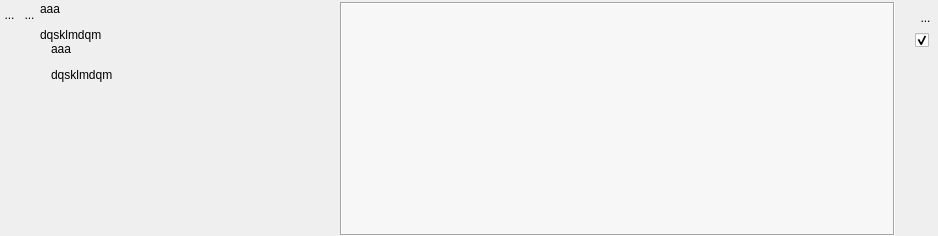
This is UiQT4/desWidgetPlusieursInto.ui in SalomePlatform/eficas_tools as Qt 5 draws it before an edit. The edited form follows.
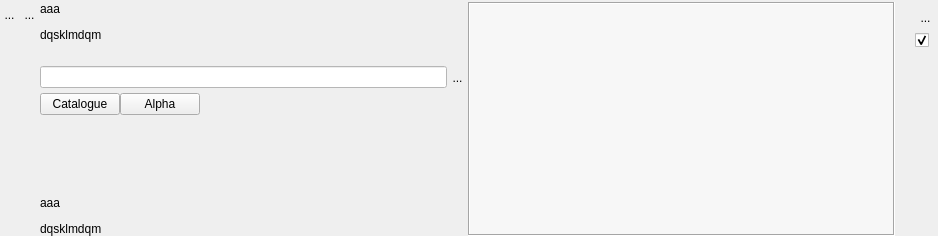
This is the edited form. Icons and pictures are not drawn. Custom widgets are drawn as their Qt base class.

```diff
--- a/UiQT4/desWidgetPlusieursInto.ui
+++ b/UiQT4/desWidgetPlusieursInto.ui
@@ -180,6 +180,70 @@
        </property>
       </widget>
      </item>
+     <item>
+      <spacer name="verticalSpacer_6">
+       <property name="orientation">
+        <enum>Qt::Vertical</enum>
+       </property>
+       <property name="sizeType">
+        <enum>QSizePolicy::Fixed</enum>
+       </property>
+       <property name="sizeHint" stdset="0">
+        <size>
+         <width>20</width>
+         <height>20</height>
+        </size>
+       </property>
+      </spacer>
+     </item>
+     <item>
+      <layout class="QHBoxLayout" name="horizontalLayout_5">
+       <item>
+        <widget class="QLineEdit" name="LEFiltre">
+         <property name="styleSheet">
+          <string notr="true">background:rgb(255,255,255)
+
+</string>
+         </property>
+        </widget>
+       </item>
+       <item>
+        <widget class="QToolButton" name="PBFind">
+         <property name="minimumSize">
+          <size>
+           <width>21</width>
+           <height>31</height>
+          </size>
+         </property>
+         <property name="maximumSize">
+          <size>
+           <width>21</width>
+           <height>31</height>
+          </size>
+         </property>
+         <property name="toolTip">
+          <string>Détruit une ligne</string>
+         </property>
+         <property name="styleSheet">
+          <string notr="true">border : 0px</string>
+         </property>
+         <property name="text">
+          <string>...</string>
+         </property>
+         <property name="icon">
+          <iconset theme="find">
+           <normaloff>.</normaloff>.</iconset>
+         </property>
+         <property name="iconSize">
+          <size>
+           <width>32</width>
+           <height>32</height>
+          </size>
+         </property>
+        </widget>
+       </item>
+      </layout>
+     </item>
      <item>
       <widget class="QScrollArea" name="scrollArea_2">
        <property name="sizePolicy">
@@ -215,7 +279,7 @@
           <x>0</x>
           <y>0</y>
           <width>300</width>
-          <height>166</height>
+          <height>122</height>
          </rect>
         </property>
         <layout class="QGridLayout" name="gridLayout_2">
@@ -226,6 +290,37 @@
           <number>0</number>
          </property>
          <item row="0" column="0">
+          <layout class="QHBoxLayout" name="horizontalLayout_6">
+           <item>
+            <widget class="QPushButton" name="PBCata">
+             <property name="text">
+              <string>Catalogue</string>
+             </property>
+            </widget>
+           </item>
+           <item>
+            <widget class="QPushButton" name="PBAlpha">
+             <property name="text">
+              <string>Alpha</string>
+             </property>
+            </widget>
+           </item>
+           <item>
+            <spacer name="horizontalSpacer_7">
+             <property name="orientation">
+              <enum>Qt::Horizontal</enum>
+             </property>
+             <property name="sizeHint" stdset="0">
+              <size>
+               <width>40</width>
+               <height>20</height>
+              </size>
+             </property>
+            </spacer>
+           </item>
+          </layout>
+         </item>
+         <item row="2" column="0">
           <widget class="QLabel" name="monCommentaireLabel">
            <property name="sizePolicy">
             <sizepolicy hsizetype="Fixed" vsizetype="Preferred">
@@ -259,6 +354,19 @@
            </property>
           </widget>
          </item>
+         <item row="1" column="0">
+          <spacer name="verticalSpacer_3">
+           <property name="orientation">
+            <enum>Qt::Vertical</enum>
+           </property>
+           <property name="sizeHint" stdset="0">
+            <size>
+             <width>20</width>
+             <height>40</height>
+            </size>
+           </property>
+          </spacer>
+         </item>
         </layout>
        </widget>
       </widget>
@@ -293,8 +401,8 @@
        <rect>
         <x>0</x>
         <y>0</y>
-        <width>543</width>
-        <height>232</height>
+        <width>419</width>
+        <height>230</height>
        </rect>
       </property>
       <property name="sizePolicy">
```
Left out of the diff: 27 changed lines with no effect on the pictures.
